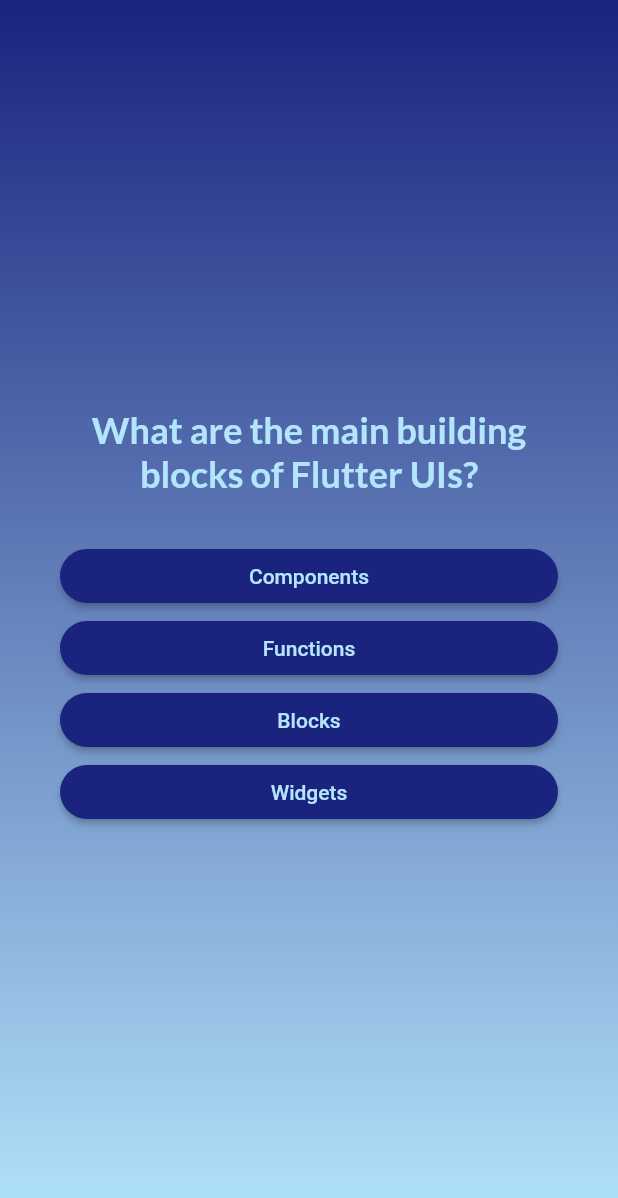
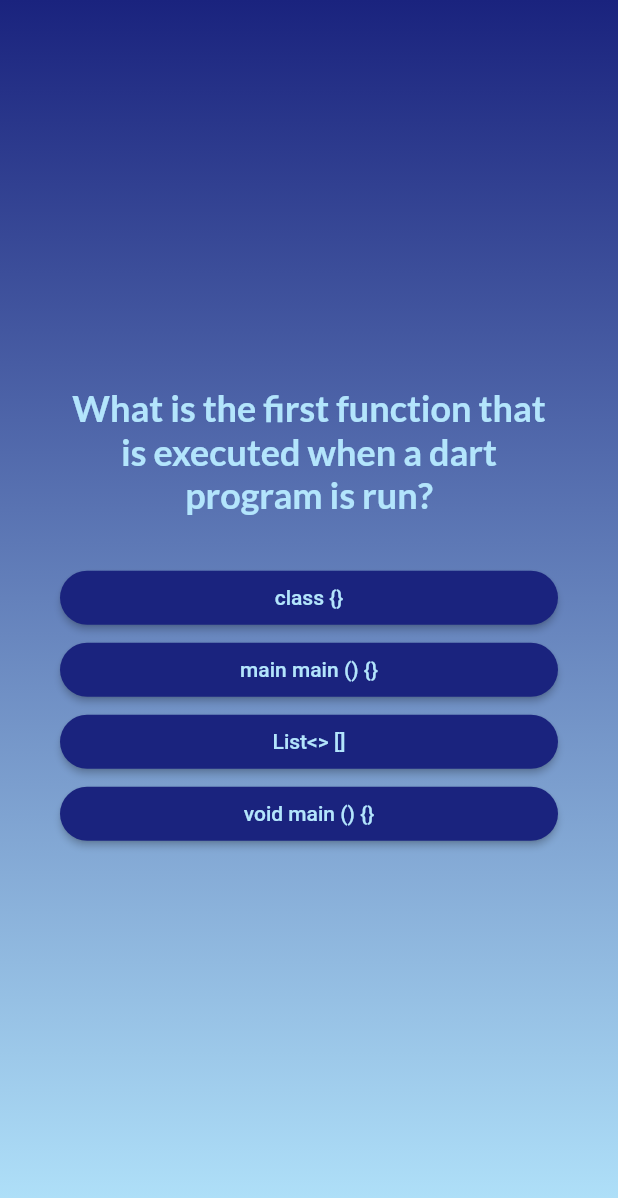
Before and after one commit to OSE-ICE/quiz_app, a Flutter app: the screen it shows after launch, after a tap on "Start Quiz!", on a phone screen of 412 x 824 dp. Shown: the top 1198 px of the screen. Run offline on Flutter 3.47's test engine with Material 2 defaults, Android fonts, the phone set to English and light mode, and no system bars; our stand-ins replace google_fonts.

Commit message:
Final version Nýjar Spurningar

```diff
--- a/lib/data/questions.dart
+++ b/lib/data/questions.dart
@@ -2,54 +2,54 @@ import 'package:quiz_app/models/quiz_questions.dart';
 
 const questions = [
   QuizQuestion(
-    'What are the main building blocks of Flutter UIs?',
+    'What is the first function that is executed when a dart program is run?',
     [
-      'Widgets',
-      'Components',
-      'Blocks',
-      'Functions',
+      'void main () {}',
+      'class {}',
+      'List<> []',
+      'main main () {}',
     ],
   ),
-  QuizQuestion('How are Flutter UIs built?', [
-    'By combining widgets in code',
-    'By combining widgets in a visual editor',
-    'By defining widgets in config files',
-    'By using XCode for iOS and Android Studio for Android',
+  QuizQuestion('What is List usually called in most programming languages?', [
+    'array',
+    'String',
+    'literal',
+    'object',
   ]),
   QuizQuestion(
-    'What\'s the purpose of a StatefulWidget?',
+    'Name one of the modifiers that can appear before a class decleration?',
     [
-      'Update UI as data changes',
-      'Update data as UI changes',
-      'Ignore data changes',
-      'Render UI that does not depend on data',
+      'interface',
+      'breakdance',
+      'library',
+      'instance',
     ],
   ),
   QuizQuestion(
-    'Which widget should you try to use more often: StatelessWidget or StatefulWidget?',
+    'How do you add comments to your code, so it is not part of the code?',
     [
-      'StatelessWidget',
-      'StatefulWidget',
-      'Both are equally good',
-      'None of the above',
+      'with // or /* */',
+      'with /// or //* *//',
+      'using comment function',
+      'it is not possible to add comments to dart',
     ],
   ),
   QuizQuestion(
-    'What happens if you change data in a StatelessWidget?',
+    'What function do you use to print to screen?',
     [
-      'The UI is not updated',
-      'The UI is updated',
-      'The closest StatefulWidget is updated',
-      'Any nested StatefulWidgets are updated',
+      'print();',
+      'print{};',
+      'print[];',
+      'please print…..;',
     ],
   ),
   QuizQuestion(
-    'How should you update data inside of StatefulWidgets?',
+    'What does JSON stand for?',
     [
-      'By calling setState()',
-      'By calling updateData()',
-      'By calling updateUI()',
-      'By calling updateState()',
+      'JavaScript Object Notation',
+      'JointSave Of NativeCode',
+      'JavaScript Over NewUser',
+      'JesusSaves Over Network',
     ],
   ),
 ];
--- a/lib/start_screen.dart
+++ b/lib/start_screen.dart
@@ -19,7 +19,7 @@ class StartScreen extends StatelessWidget {
           ),
           const SizedBox(height: 80),
           Text(
-            "Learn Flutter the Fun way!",
+            "Dart quiz for beginners!!",
             style: GoogleFonts.lato(
               color: Colors.indigo.shade900,
               fontSize: 24,
```
